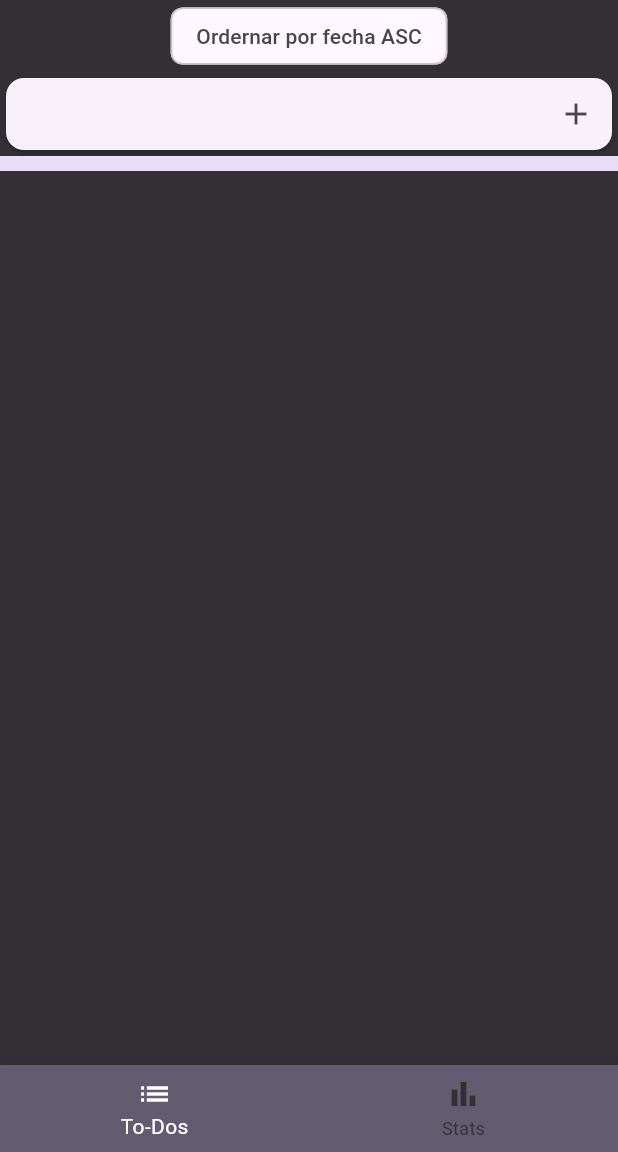
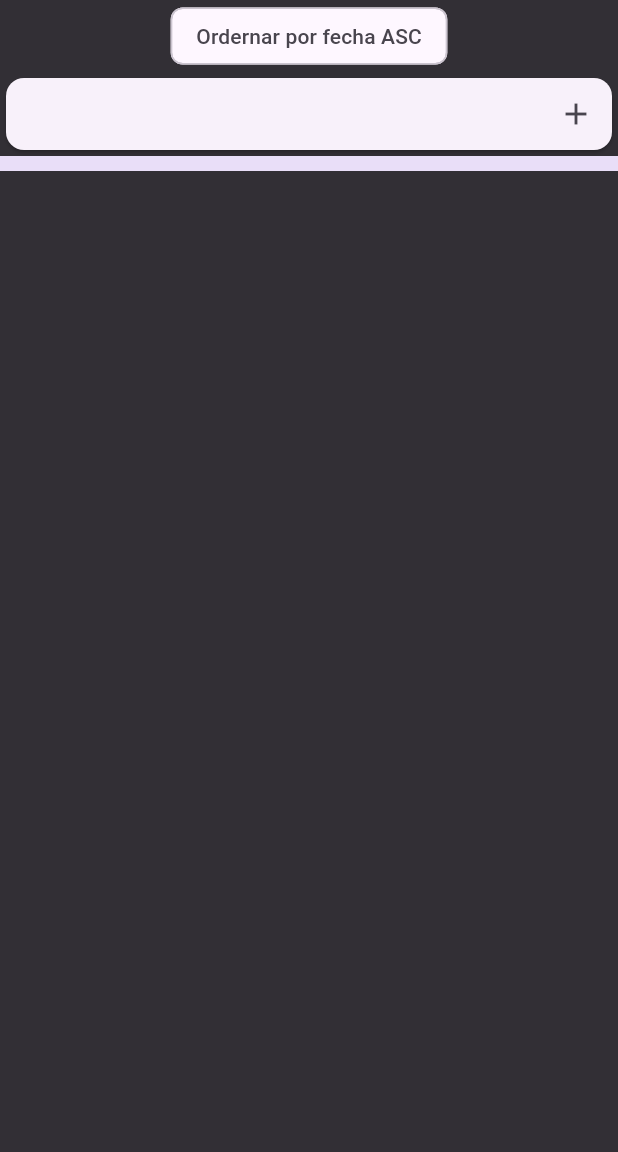
Before and after one commit to RaymundoSantorski/todo_practice, a Flutter app: the screen it shows after launch, after a tap on an icon or button, on a phone screen of 412 x 824 dp, the part 84-1236 px from its top. Run offline on Flutter 3.47's test engine with Material 3 defaults, Android fonts, the phone set to English and light mode, and no system bars.

Commit message:
DELETE: bottom navigation bar because its not needed now

```diff
--- a/lib/main.dart
+++ b/lib/main.dart
@@ -31,14 +31,6 @@ class MyHomePage extends StatefulWidget {
 }
 
 class _MyHomePageState extends State<MyHomePage> {
-  int _barIndex = 0;
-
-  void _setBarIndex(int index) {
-    setState(() {
-      _barIndex = index;
-    });
-  }
-
   @override
   Widget build(BuildContext context) {
     ColorScheme scheme = Theme.of(context).colorScheme;
@@ -54,18 +46,7 @@ class _MyHomePageState extends State<MyHomePage> {
         backgroundColor: scheme.secondary,
       ),
       backgroundColor: scheme.inverseSurface,
-      bottomNavigationBar: BottomNavigationBar(
-        backgroundColor: scheme.secondary,
-        selectedItemColor: scheme.onSecondary,
-        unselectedItemColor: scheme.inverseSurface,
-        currentIndex: _barIndex,
-        onTap: _setBarIndex,
-        items: [
-          BottomNavigationBarItem(icon: Icon(Icons.list), label: 'To-Dos'),
-          BottomNavigationBarItem(icon: Icon(Icons.bar_chart), label: 'Stats'),
-        ],
-      ),
-      body: _barIndex == 0 ? TodosScreen() : SizedBox(),
+      body: TodosScreen(),
     );
   }
 }
```
